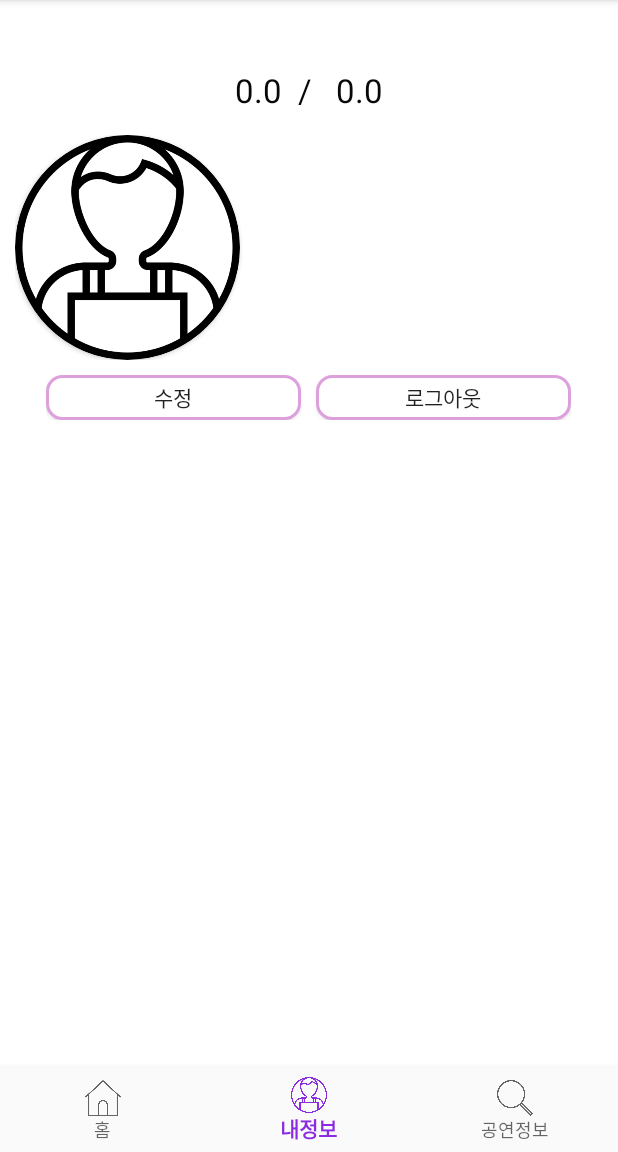
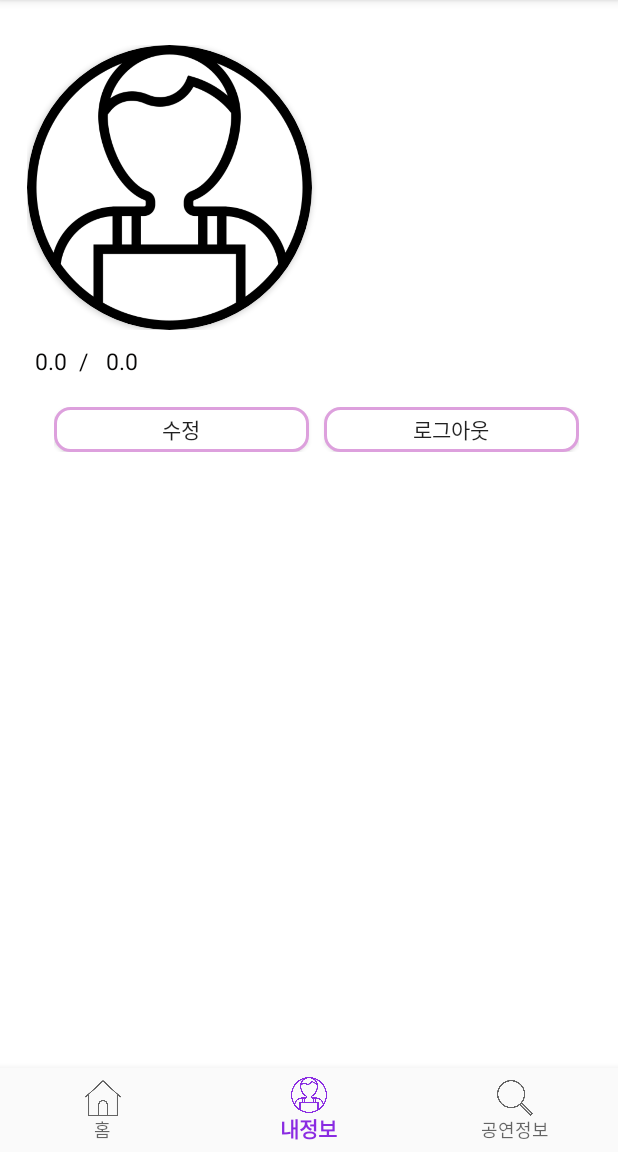
Before and after one commit to KimBoKyu/SNS_Project_FMW, an Android app: the HomeFragment screen opened directly, with no data from a screen before it, item 2 of the bottom bar chosen, on a phone screen of 412 x 824 dp, the part 84-1236 px from its top. Run offline under Robolectric (Android 15) with nearby library versions, the phone set to English and light mode, and no system bars; our stand-ins replace Firebase (no records; nobody signed in at launch, a user with empty details on screens opened directly); pictures from the network do not load; 2 statements that could not run were skipped.

Commit message:
04Sep2019_sujin

```diff
--- a/app/src/main/res/layout/fragment_user_info.xml
+++ b/app/src/main/res/layout/fragment_user_info.xml
@@ -28,22 +28,12 @@
                     android:layout_height="match_parent"
                     android:orientation="vertical">
 
-                    <TextView
-                        android:id="@+id/myPosition"
-                        android:layout_width="match_parent"
-                        android:layout_height="wrap_content"
-                        android:layout_marginTop="15dp"
-                        android:layout_marginBottom="15dp"
-                        android:text="현재 위치 들어갈곳"
-                        android:textAlignment="center"
-                        android:textColor="#090808"
-                        android:textSize="22sp" />
                 </LinearLayout>
 
                 <LinearLayout
                     android:layout_width="match_parent"
                     android:layout_height="wrap_content"
-                    android:layout_marginLeft="0dp"
+                    android:layout_marginLeft="5dp"
                     android:orientation="vertical">
 
                     <LinearLayout
@@ -52,8 +42,8 @@
                         android:orientation="horizontal">
 
                         <androidx.cardview.widget.CardView
-                            android:layout_width="150dp"
-                            android:layout_height="150dp"
+                            android:layout_width="190dp"
+                            android:layout_height="190dp"
                             app:cardCornerRadius="100dp">
 
                             <ImageView
@@ -64,11 +54,13 @@
                                 android:src="@drawable/user" />
                         </androidx.cardview.widget.CardView>
 
+
+
                         <LinearLayout
                             android:layout_width="match_parent"
                             android:layout_height="match_parent"
-                            android:layout_marginTop="15dp"
-                            android:layout_marginLeft="10dp"
+                            android:layout_marginTop="40dp"
+                            android:layout_marginLeft="15dp"
                             android:orientation="vertical">
 
                             <TextView
@@ -97,6 +89,18 @@
                         </LinearLayout>
 
                     </LinearLayout>
+
+                    <TextView
+                        android:id="@+id/myPosition"
+                        android:layout_width="match_parent"
+                        android:layout_height="wrap_content"
+                        android:layout_marginTop="10dp"
+                        android:layout_marginBottom="10dp"
+                        android:layout_marginLeft="5dp"
+
+                        android:text="현재 위치 들어갈곳"
+                        android:textColor="#090808"
+                        android:textSize="15sp" />
 
                     <LinearLayout
                         android:layout_width="350dp"
@@ -133,7 +137,7 @@
 
                 android:id="@+id/myTitleListView"
                 android:layout_width="370dp"
-                android:layout_height="296dp"
+                android:layout_height="209dp"
                 android:layout_gravity="center"
                 android:layout_marginTop="10dp"
                 android:divider="#00000000"
--- a/app/src/main/res/layout/item_post.xml
+++ b/app/src/main/res/layout/item_post.xml
@@ -56,7 +56,7 @@
 
         <com.example.sns_project.view.ReadContentsVIew
             android:layout_width="match_parent"
-            android:layout_height="wrap_content"
+            android:layout_height="50dp"
             android:id="@+id/readContentsView">
 
         </com.example.sns_project.view.ReadContentsVIew>
```
Also changed, not shown: app/src/main/java/com/example/sns_project/view/ReadContentsVIew.java (+10 -0 lines).
